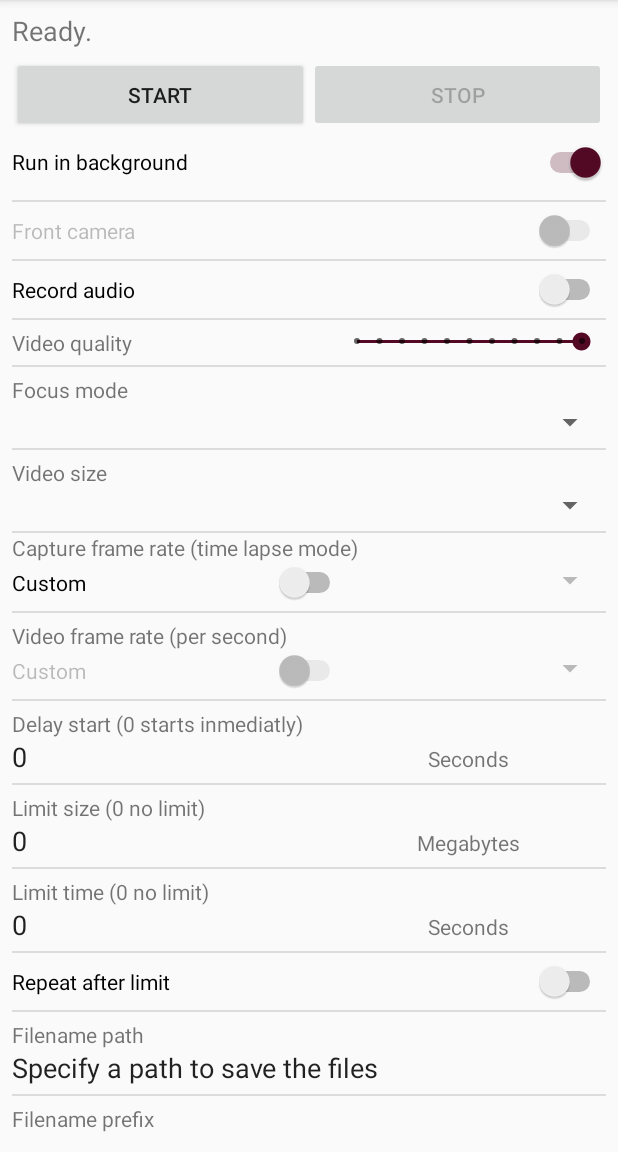
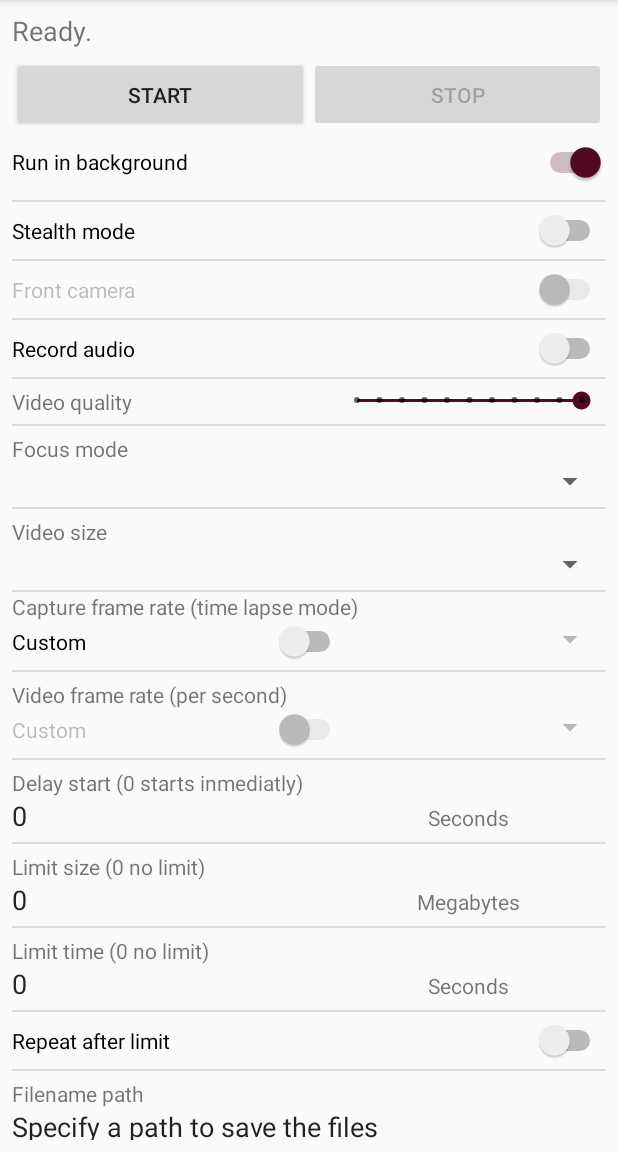
Before and after one commit to fedecris/gapcap, an Android app: the screen it shows after launch (MainActivity), on a phone screen of 412 x 824 dp, the part 84-1236 px from its top. Run offline under Robolectric (Android 15) with nearby library versions, the phone set to English and light mode, and no system bars; 9 statements that could not run were skipped.

Commit message:
Stealth mode: sin notificaciones de audio o somindo

```diff
--- a/app/src/main/java/ar/com/federicocristina/gapcap/Constants.java
+++ b/app/src/main/java/ar/com/federicocristina/gapcap/Constants.java
@@ -64,6 +64,8 @@ class Constants {
     static final String PREFERENCE_FOCUS_MODE                      = "FOCUS_MODE";
     // Shared preference: repeat at limit
     static final String PREFERENCE_REPEAT_AT_LIMIT                 = "REPEAT_AT_LIMIT";
+    // Force No notifications or sound
+    static final String PREFERENCE_STEALTH_MODE                    = "STEALTH_MODE";
 
 
 
--- a/app/src/main/java/ar/com/federicocristina/gapcap/MainActivity.java
+++ b/app/src/main/java/ar/com/federicocristina/gapcap/MainActivity.java
@@ -77,6 +77,8 @@ public class MainActivity extends AppCompatActivity implements SurfaceHolder.Cal
     public Spinner focusModeSpinner;
     // Repetir una vez llegado el limite?
     public Switch repeatAtLimitSwitch;
+    // Stealth mode
+    public Switch stealthModeSwitch;
 
     @Override
     protected void onResume() {
@@ -108,6 +110,7 @@ public class MainActivity extends AppCompatActivity implements SurfaceHolder.Cal
         delayStartSecsEditText = findViewById(R.id.editText_delayStart);
         focusModeSpinner = findViewById(R.id.spinner_focus);
         repeatAtLimitSwitch = findViewById(R.id.switch_repeatAtLimit);
+        stealthModeSwitch = findViewById(R.id.switch_stealthMode);
 
         // Recuperar la configuracion de las camaras y cargar los componentes visuales
         Utils.retrieveCameraFeatures();
@@ -143,8 +146,6 @@ public class MainActivity extends AppCompatActivity implements SurfaceHolder.Cal
         // Status actual de componentes
         loadSharedPreferences();
         updateComponentsStatus();
-
-
     }
 
     public void iniciar(View v) {
@@ -175,6 +176,7 @@ public class MainActivity extends AppCompatActivity implements SurfaceHolder.Cal
         alarmIntent.putExtra(Constants.PREFERENCE_FILEPREFIX, filePrefixEditText.getText().toString());
         alarmIntent.putExtra(Constants.PREFERENCE_FILETIMESTAMP, fileDateFormatEditText.getText().toString());
         alarmIntent.putExtra(Constants.PREFERENCE_REPEAT_AT_LIMIT, repeatAtLimitSwitch.isChecked());
+        alarmIntent.putExtra(Constants.PREFERENCE_STEALTH_MODE, stealthModeSwitch.isChecked());
 
         // Programar el inicio del servicio de grabacion, o bien iniciar inmediatamente
         if (Integer.parseInt(delayStartSecsEditText.getText().toString()) > 0) {
@@ -189,6 +191,7 @@ public class MainActivity extends AppCompatActivity implements SurfaceHolder.Cal
             ret.getClassName();
             updateComponentsStatus(true);
         }
+
         // Finalizar la actividad si corresponde
         if (runInBackgroundSwitch.isChecked()) {
             finish();
@@ -321,6 +324,9 @@ public class MainActivity extends AppCompatActivity implements SurfaceHolder.Cal
         delayStartSecsEditText.setText(preferences.getString(Constants.PREFERENCE_DELAY_START, "0"));
         focusModeSpinner.setSelection(preferences.getInt(Constants.PREFERENCE_FOCUS_MODE, 0));
         repeatAtLimitSwitch.setChecked(preferences.getBoolean(Constants.PREFERENCE_REPEAT_AT_LIMIT, false));
+        stealthModeSwitch.setChecked(preferences.getBoolean(Constants.PREFERENCE_STEALTH_MODE, false));
+
+
     }
 
     /** Almacenamiento de configuración */
@@ -345,6 +351,7 @@ public class MainActivity extends AppCompatActivity implements SurfaceHolder.Cal
         editor.putInt(Constants.PREFERENCE_FOCUS_MODE, focusModeSpinner.getSelectedItemPosition());
         editor.putInt(Constants.PREFERENCE_FOCUS_MODE, focusModeSpinner.getSelectedItemPosition());
         editor.putBoolean(Constants.PREFERENCE_REPEAT_AT_LIMIT, repeatAtLimitSwitch.isChecked());
+        editor.putBoolean(Constants.PREFERENCE_STEALTH_MODE, stealthModeSwitch.isChecked());
         editor.commit();
     }
 
@@ -398,13 +405,19 @@ public class MainActivity extends AppCompatActivity implements SurfaceHolder.Cal
             content.append(message.obj != null ? message.obj.toString(): "unknown error.");
             if (message.what==Constants.NOTIFY_ERROR) {
                 updateComponentsStatus();
-                Toast.makeText(getBaseContext(), content.toString(), Toast.LENGTH_SHORT).show();
+                if (!stealthModeSwitch.isChecked()) {
+                    Toast.makeText(getBaseContext(), content.toString(), Toast.LENGTH_SHORT).show();
+                }
             } else if (message.what==Constants.NOTIFY_START) {
                 updateComponentsStatus(true);
-                Toast.makeText(getBaseContext(), R.string.ServiceStarted, Toast.LENGTH_SHORT).show();
+                if (!stealthModeSwitch.isChecked()) {
+                    Toast.makeText(getBaseContext(), R.string.ServiceStarted, Toast.LENGTH_SHORT).show();
+                }
             } else if (message.what==Constants.NOTIFY_STOP) {
                 updateComponentsStatus(false);
-                Toast.makeText(getBaseContext(), R.string.ServiceStopped, Toast.LENGTH_SHORT).show();
+                if (!stealthModeSwitch.isChecked()) {
+                    Toast.makeText(getBaseContext(), R.string.ServiceStopped, Toast.LENGTH_SHORT).show();
+                }
             }
         }
     }
--- a/app/src/main/java/ar/com/federicocristina/gapcap/Utils.java
+++ b/app/src/main/java/ar/com/federicocristina/gapcap/Utils.java
@@ -2,6 +2,8 @@ package ar.com.federicocristina.gapcap;
 
 import android.content.Context;
 import android.hardware.Camera;
+import android.media.AudioManager;
+import android.os.Build;
 import android.os.Environment;
 import android.view.Surface;
 import android.view.WindowManager;
@@ -139,5 +141,24 @@ public class Utils {
         }
     }
 
+    static int prevRingerMode;
+    /** Habilitar o deshabilitar sonidos */
+    public static void muteNotificationSounds(Context context, boolean mute) {
+        // Recuperar el audio manager
+        AudioManager audioManager = ((AudioManager)context.getSystemService(Context.AUDIO_SERVICE));
+
+        // Si vamos a mutear, primero guardar el estado anterior
+        if (mute) {
+            prevRingerMode = audioManager.getRingerMode();
+        }
+        // Al mutear/desmutear, primero verificar si el estado anterior era mute (entonces no hacer nada)
+        if (prevRingerMode == AudioManager.RINGER_MODE_SILENT)
+            return;
+
+        // Mutear o bien volver al modo original?
+        int mode = (mute ? AudioManager.RINGER_MODE_SILENT : prevRingerMode);
+        audioManager.setRingerMode(mode);
+    }
+
 
 }
--- a/app/src/main/res/layout/activity_main.xml
+++ b/app/src/main/res/layout/activity_main.xml
@@ -73,6 +73,20 @@
                 android:layout_height="wrap_content"
                 android:height="40dp"
                 android:text="Run in background" />
+
+            <View
+                android:id="@+id/divider15"
+                android:layout_width="match_parent"
+                android:layout_height="1dp"
+                android:layout_marginTop="@dimen/HorizontalDividerSeparation"
+                android:layout_marginBottom="@dimen/HorizontalDividerSeparation"
+                android:background="?android:attr/listDivider" />
+
+            <Switch
+                android:id="@+id/switch_stealthMode"
+                android:layout_width="match_parent"
+                android:layout_height="wrap_content"
+                android:text="Stealth mode" />
 
             <View
                 android:id="@+id/divider4"
```
Also changed, not shown: app/src/main/java/ar/com/federicocristina/gapcap/RecorderService.java (+11 -0 lines).
